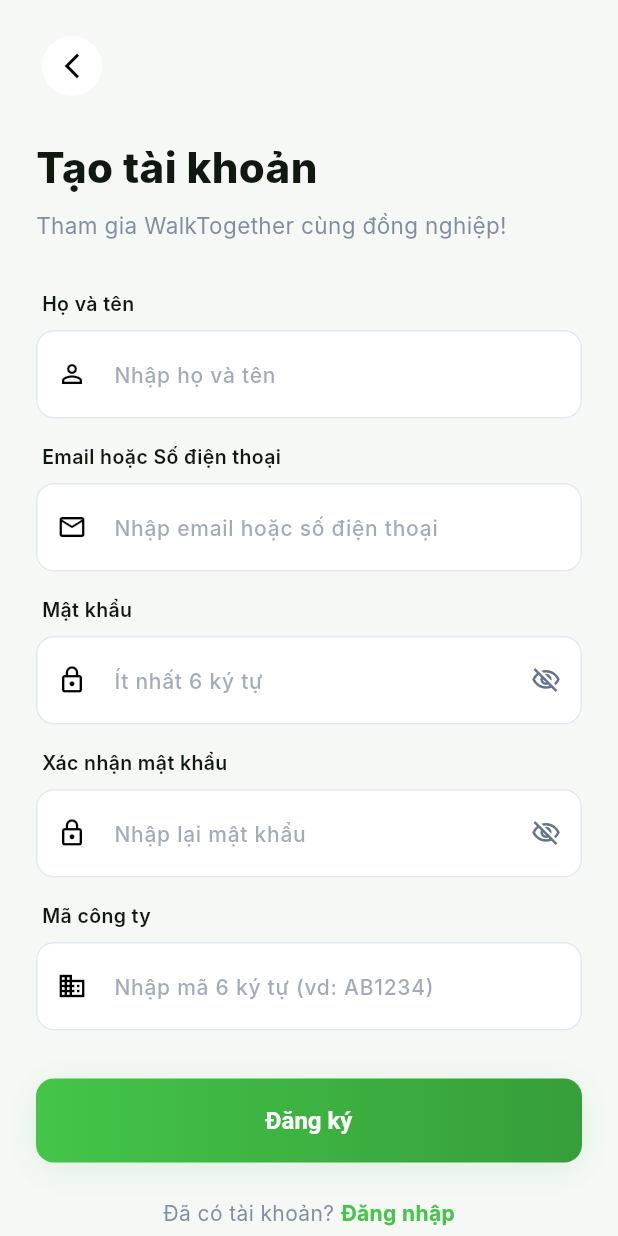
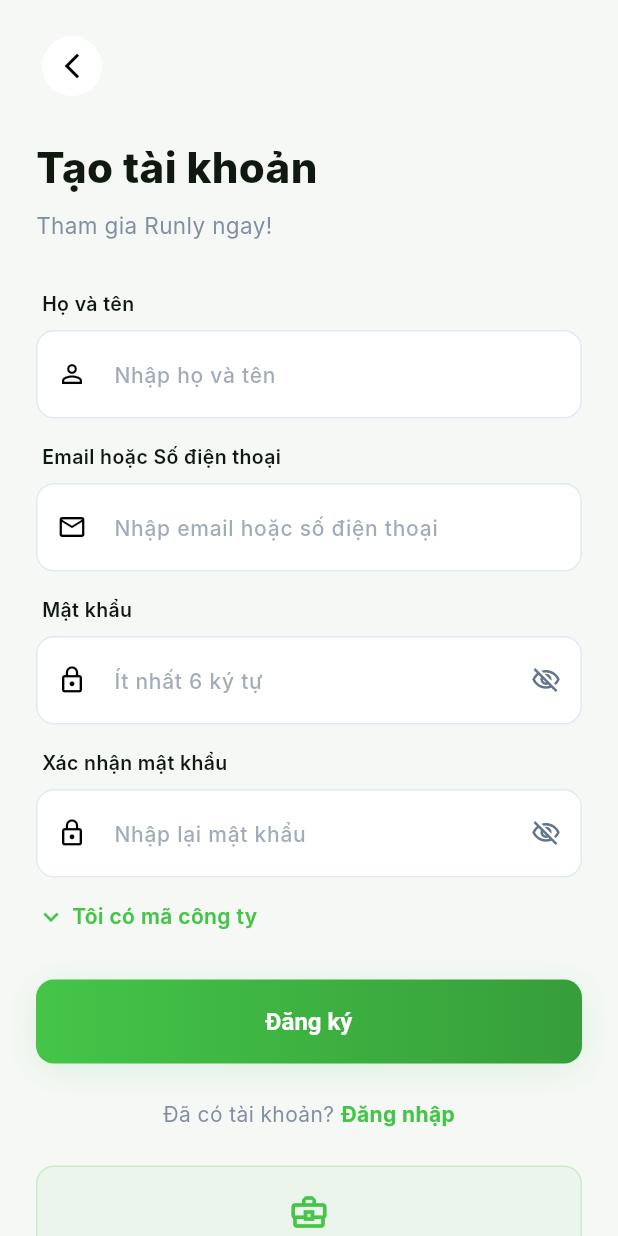
Before and after one commit to lamkhoi-dev/walking, a Flutter app: the RegisterPage screen opened by its route, on a phone screen of 412 x 824 dp. Run offline on Flutter 3.47's test engine with Material 3 defaults, Android fonts, the phone set to English and light mode, and no system bars; our stand-ins replace cached_network_image, dio, equatable, flutter_bloc, go_router, hive_flutter and 4 more; missing offline and left inert: mobile_scanner, pedometer_2; accounts and stored records are empty; network calls fail; Roboto replaces fonts that are missing (Inter).

Commit message:
feat: implement flow changes - optional company code, auto-start tracking, merge groups into chat tabs, rebrand to Runly
Backend:
- auth.service: companyCode optional in registerUser()
- auth.validator: remove required from companyCode
- group.service: remove company validation for cross-company groups
- companyStatus middleware: allow users without company

Flutter:
- Auto-start step tracking on login (main.dart)
- Registration: optional company code with expandable section
- Merge Groups into Chat with 2 tabs (Tin nhan / Nhom)
- Home shell: 4 items (removed Groups tab)
- Router: /chat -> ChatTabsPage
- Rebrand: slogan, app title, version text to Runly

```diff
--- a/walktogether_app/lib/core/router/app_router.dart
+++ b/walktogether_app/lib/core/router/app_router.dart
@@ -13,7 +13,6 @@ import '../../features/group/data/repositories/group_repository.dart';
 // GroupListBloc is provided at app level in main.dart
 import '../../features/group/presentation/bloc/group_detail_bloc.dart';
 import '../../features/group/presentation/bloc/group_search_bloc.dart';
-import '../../features/group/presentation/pages/group_list_page.dart';
 import '../../features/group/presentation/pages/group_detail_page.dart';
 import '../../features/group/presentation/pages/create_group_page.dart';
 import '../../features/group/presentation/pages/group_search_page.dart';
@@ -21,7 +20,7 @@ import '../../features/group/presentation/pages/group_qr_page.dart';
 import '../../features/group/presentation/pages/qr_scanner_page.dart';
 import '../../features/chat/data/repositories/chat_repository.dart';
 import '../../features/chat/presentation/bloc/chat_bloc.dart';
-import '../../features/chat/presentation/pages/chat_list_page.dart';
+import '../../features/chat/presentation/pages/chat_tabs_page.dart';
 import '../../features/chat/presentation/pages/chat_page.dart';
 import '../../features/contest/data/repositories/contest_repository.dart';
 import '../../features/contest/presentation/pages/contest_list_page.dart';
@@ -138,14 +137,9 @@ class AppRouter {
             builder: (context, state) => const ActivityPage(),
           ),
           GoRoute(
-            path: '/groups',
-            name: 'groups',
-            builder: (context, state) => const GroupListPage(),
-          ),
-          GoRoute(
             path: '/chat',
             name: 'chat',
-            builder: (context, state) => const ChatListPage(),
+            builder: (context, state) => const ChatTabsPage(),
           ),
           GoRoute(
             path: '/profile',
--- a/walktogether_app/lib/features/auth/data/models/register_request.dart
+++ b/walktogether_app/lib/features/auth/data/models/register_request.dart
@@ -3,24 +3,26 @@ class RegisterRequest {
   final String? phone;
   final String password;
   final String fullName;
-  final String companyCode;
+  final String? companyCode;
 
   RegisterRequest({
     this.email,
     this.phone,
     required this.password,
     required this.fullName,
-    required this.companyCode,
+    this.companyCode,
   });
 
   Map<String, dynamic> toJson() {
     final map = <String, dynamic>{
       'password': password,
       'fullName': fullName,
-      'companyCode': companyCode,
     };
     if (email != null && email!.isNotEmpty) map['email'] = email;
     if (phone != null && phone!.isNotEmpty) map['phone'] = phone;
+    if (companyCode != null && companyCode!.isNotEmpty) {
+      map['companyCode'] = companyCode;
+    }
     return map;
   }
 }
--- a/walktogether_app/lib/features/auth/presentation/bloc/auth_bloc.dart
+++ b/walktogether_app/lib/features/auth/presentation/bloc/auth_bloc.dart
@@ -75,7 +75,9 @@ class AuthBloc extends Bloc<AuthEvent, AuthState> {
           phone: event.phone,
           password: event.password,
           fullName: event.fullName,
-          companyCode: event.companyCode,
+          companyCode: event.companyCode?.isNotEmpty == true
+              ? event.companyCode
+              : null,
         ),
       );
       _emitAuthState(emit, response.user, response.company);
--- a/walktogether_app/lib/features/auth/presentation/bloc/auth_event.dart
+++ b/walktogether_app/lib/features/auth/presentation/bloc/auth_event.dart
@@ -21,14 +21,14 @@ class AuthRegisterRequested extends AuthEvent {
   final String? phone;
   final String password;
   final String fullName;
-  final String companyCode;
+  final String? companyCode;
 
   AuthRegisterRequested({
     this.email,
     this.phone,
     required this.password,
     required this.fullName,
-    required this.companyCode,
+    this.companyCode,
   });
 }
 
--- a/walktogether_app/lib/features/auth/presentation/pages/register_page.dart
+++ b/walktogether_app/lib/features/auth/presentation/pages/register_page.dart
@@ -24,6 +24,7 @@ class _RegisterPageState extends State<RegisterPage> {
   final _passwordController = TextEditingController();
   final _confirmPasswordController = TextEditingController();
   final _companyCodeController = TextEditingController();
+  bool _showCompanyCode = false;
 
   @override
   void dispose() {
@@ -46,7 +47,9 @@ class _RegisterPageState extends State<RegisterPage> {
           phone: !isEmail ? identifier : null,
           password: _passwordController.text,
           fullName: _nameController.text.trim(),
-          companyCode: _companyCodeController.text.trim(),
+          companyCode: _showCompanyCode
+              ? _companyCodeController.text.trim()
+              : null,
         ),
       );
     }
@@ -97,7 +100,7 @@ class _RegisterPageState extends State<RegisterPage> {
                 ),
                 const SizedBox(height: 8),
                 Text(
-                  'Tham gia WalkTogether cùng đồng nghiệp!',
+                  'Tham gia Runly ngay!',
                   style: TextStyle(
                     fontSize: 15,
                     color: AppColors.textSecondary.withValues(alpha: 0.8),
@@ -176,6 +179,33 @@ class _RegisterPageState extends State<RegisterPage> {
 
                 const SizedBox(height: 16),
 
+                // Optional company code section
+                GestureDetector(
+                  onTap: () => setState(() => _showCompanyCode = !_showCompanyCode),
+                  child: Row(
+                    children: [
+                      Icon(
+                        _showCompanyCode
+                            ? Icons.expand_less
+                            : Icons.expand_more,
+                        color: AppColors.primary,
+                        size: 20,
+                      ),
+                      const SizedBox(width: 4),
+                      Text(
+                        'Tôi có mã công ty',
+                        style: TextStyle(
+                          color: AppColors.primary,
+                          fontWeight: FontWeight.w600,
+                          fontSize: 14,
+                        ),
+                      ),
+                    ],
+                  ),
+                ),
+
+                if (_showCompanyCode) ...[
+                  const SizedBox(height: 12),
                   CustomTextField(
                     label: 'Mã công ty',
                     hint: 'Nhập mã 6 ký tự (vd: AB1234)',
@@ -183,15 +213,13 @@ class _RegisterPageState extends State<RegisterPage> {
                     prefixIcon: const Icon(Icons.business_outlined, size: 20),
                     textInputAction: TextInputAction.done,
                     validator: (value) {
-                    if (value == null || value.trim().isEmpty) {
-                      return 'Vui lòng nhập mã công ty';
-                    }
-                    if (value.trim().length != 6) {
+                      if (value != null && value.trim().isNotEmpty && value.trim().length != 6) {
                         return 'Mã công ty phải có 6 ký tự';
                       }
                       return null;
                     },
                   ),
+                ],
 
                 const SizedBox(height: 32),
 
--- a/walktogether_app/lib/features/auth/presentation/pages/welcome_page.dart
+++ b/walktogether_app/lib/features/auth/presentation/pages/welcome_page.dart
@@ -51,7 +51,7 @@ class WelcomePage extends StatelessWidget {
               ),
               const SizedBox(height: 8),
               Text(
-                'Cùng nhau rèn luyện sức khỏe\nmỗi bước chân đều có ý nghĩa',
+                'One Step. One Journey.',
                 textAlign: TextAlign.center,
                 style: TextStyle(
                   fontSize: 15,
--- a/walktogether_app/lib/features/profile/presentation/pages/profile_page.dart
+++ b/walktogether_app/lib/features/profile/presentation/pages/profile_page.dart
@@ -143,7 +143,7 @@ class ProfilePage extends StatelessWidget {
                       // App version
                       Center(
                         child: Text(
-                          'WalkTogether v1.0.0',
+                          'Runly v1.0.0',
                           style: AppTextStyles.bodySmall.copyWith(
                             color: AppColors.textSecondary,
                           ),
--- a/walktogether_app/lib/features/step_tracker/presentation/bloc/step_tracker_bloc.dart
+++ b/walktogether_app/lib/features/step_tracker/presentation/bloc/step_tracker_bloc.dart
@@ -182,6 +182,9 @@ class StepTrackerBloc extends Bloc<StepTrackerEvent, StepTrackerState> {
     StepTrackerStartRequested event,
     Emitter<StepTrackerState> emit,
   ) async {
+    // Guard: don't start if already running
+    if (state is StepTrackerRunning) return;
+
     try {
       await _counterService.init();
 
--- a/walktogether_app/lib/main.dart
+++ b/walktogether_app/lib/main.dart
@@ -168,6 +168,10 @@ class _AppViewState extends State<_AppView> {
           companyStatus = 'approved';
           // Switch step counter to this user's box
           StepCounterService().switchUser(state.user.id);
+          // Auto-start step tracking
+          if (context.mounted) {
+            context.read<StepTrackerBloc>().add(StepTrackerStartRequested());
+          }
           // Connect socket with stored token
           _connectSocket();
         } else if (state is AuthPendingApproval) {
@@ -192,7 +196,7 @@ class _AppViewState extends State<_AppView> {
         );
       },
       child: MaterialApp.router(
-        title: 'WalkTogether',
+        title: 'Runly',
         debugShowCheckedModeBanner: false,
         theme: AppTheme.lightTheme,
         routerConfig: _appRouter.router,
```
Also changed, not shown: walktogether_app/lib/features/chat/presentation/pages/chat_tabs_page.dart (added, +328 -0 lines), walktogether_app/lib/features/home/presentation/pages/home_shell_page.dart (+5 -12 lines), walktogether_app/lib/features/step_tracker/presentation/pages/activity_page.dart (+2 -5 lines), 4 other files. Lines whose indentation alone changed are shown as unchanged.
